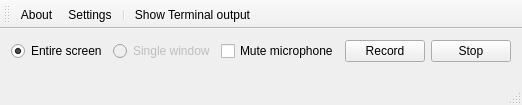
Old version of the form mainwindow.ui in the repository froksen/FDesktopRecorder.
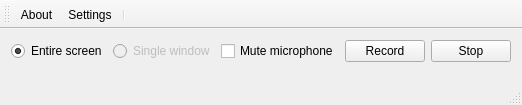
New version of the form.

The edit to the form file:
```diff
--- a/mainwindow.ui
+++ b/mainwindow.ui
@@ -101,7 +101,6 @@
    <addaction name="actionAbout"/>
    <addaction name="actionSettings"/>
    <addaction name="separator"/>
-   <addaction name="actionShow_Terminal_output"/>
   </widget>
   <widget class="QStatusBar" name="statusBar"/>
   <action name="actionAbout">
```
